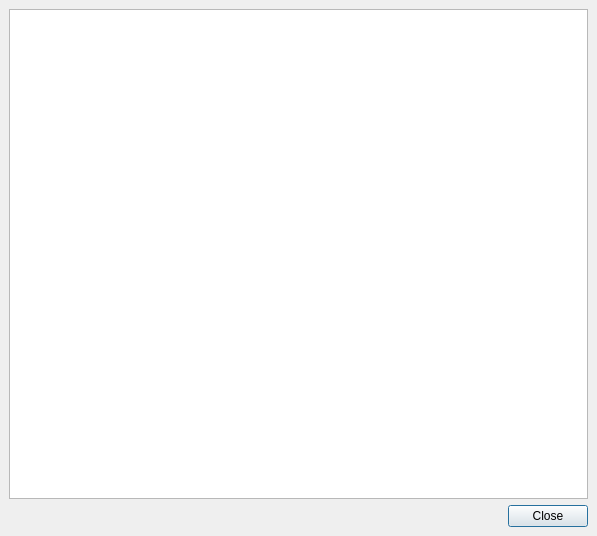
Kst-plot/kst, file src/libkstapp/vectoreditordialog.ui: the form before one commit.
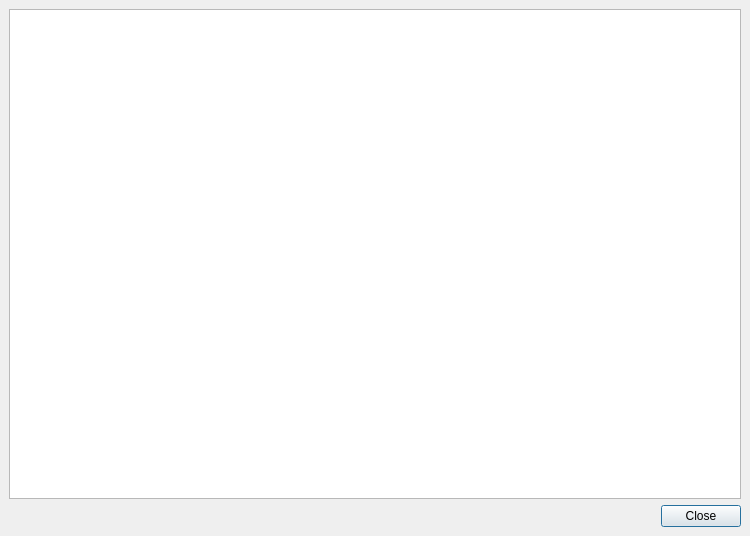
The form after the commit.

The edit to the form file:
```diff
--- a/src/libkstapp/vectoreditordialog.ui
+++ b/src/libkstapp/vectoreditordialog.ui
@@ -5,7 +5,7 @@
    <rect>
     <x>0</x>
     <y>0</y>
-    <width>597</width>
+    <width>750</width>
     <height>536</height>
    </rect>
   </property>
```
